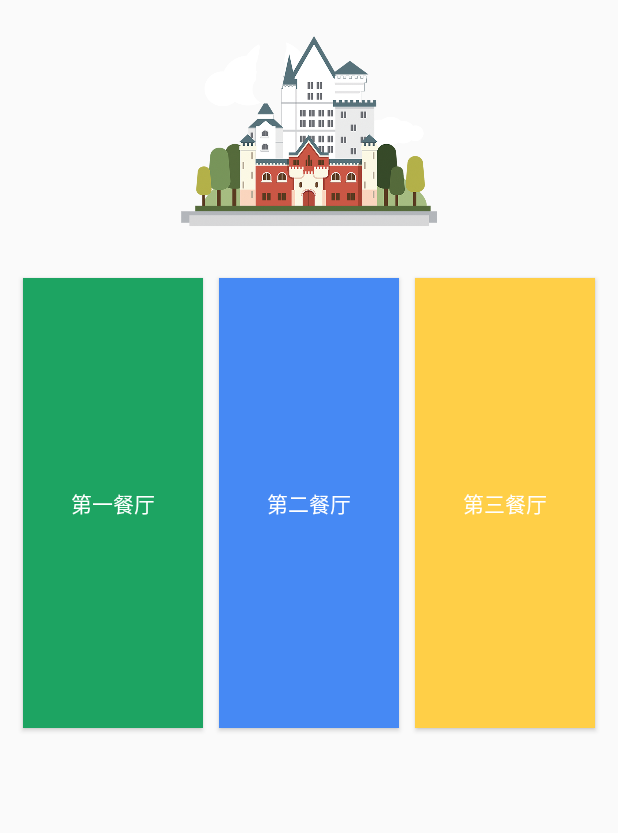
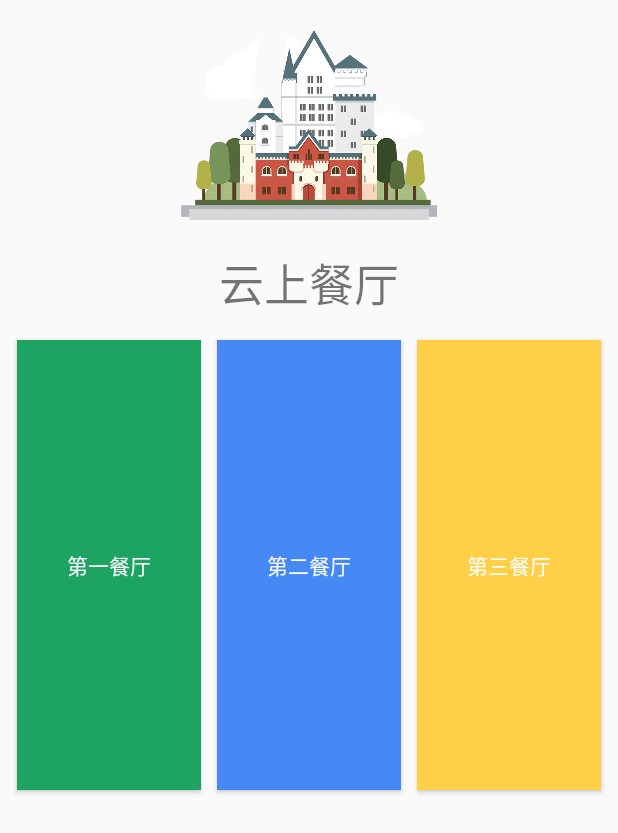
Before and after one commit to luoenen/HUEL-Service, an Android app: the screen it shows after launch (MainActivity), on a phone screen of 412 x 824 dp. Shown: the top 833 px of the screen. Run offline under Robolectric (Android 15) with nearby library versions, the light colour scheme and no system bars; libraries missing offline, so code that uses them is left out: cn.bmob.v3; 3 statements that could not run were skipped.

```diff
--- a/app/src/main/java/com/luosenen/huel_service/MainActivity.java
+++ b/app/src/main/java/com/luosenen/huel_service/MainActivity.java
@@ -1,21 +1,75 @@
 package com.luosenen.huel_service;
 
+import android.Manifest;
 import android.app.Activity;
+import android.content.Intent;
+import android.content.pm.PackageManager;
+import android.content.res.AssetManager;
+import android.graphics.Typeface;
+import android.os.Build;
 import android.os.Bundle;
+import android.support.v4.app.ActivityCompat;
+import android.support.v4.content.ContextCompat;
 import android.view.View;
 import android.widget.Button;
+import android.widget.TextView;
 
 public class MainActivity extends Activity implements View.OnClickListener {
 
+    String[]  permissions = new String[]{
+            Manifest.permission.CAMERA,
+            Manifest.permission.WRITE_EXTERNAL_STORAGE,
+            Manifest.permission.CALL_PHONE,
+            Manifest.permission.READ_EXTERNAL_STORAGE,
+            Manifest.permission.WRITE_EXTERNAL_STORAGE,
+    };
+    private static final int REQUEST_EXTERNAL_STORAGE = 1;
     private Button One,Two,Three;
+    private TextView app;
     @Override
     protected void onCreate( Bundle savedInstanceState) {
         super.onCreate(savedInstanceState);
         setContentView(R.layout.activity_main);
+        One = findViewById(R.id.One);
+        Two = findViewById(R.id.Two);
+        app = findViewById(R.id.appName);
+        AssetManager assets = getAssets();
+        Typeface fromAsset = Typeface.createFromAsset(assets, "font/font.ttf");
+        app.setTypeface(fromAsset);
+        Three = findViewById(R.id.Three);
+        One.setOnClickListener(this);
+        Two.setOnClickListener(this);
+        Three.setOnClickListener(this);
+        requestPower();
+    }
+
+    public void requestPower() {
+        if (Build.VERSION.SDK_INT >= Build.VERSION_CODES.M) {
+            if (ContextCompat.checkSelfPermission(this, Manifest.permission.READ_EXTERNAL_STORAGE) != PackageManager.PERMISSION_GRANTED) {
+                ActivityCompat.requestPermissions(this,
+                        permissions,
+                        1);
+            }
+        }
     }
 
     @Override
     public void onClick(View v) {
 
+        switch (v.getId()){
+            case R.id.One:
+
+                startActivity(new Intent(getApplicationContext(),OneActivity.class));
+                overridePendingTransition(R.anim.anim_in,R.anim.anim_out);
+                break;
+            case R.id.Two:
+                startActivity(new Intent(getApplicationContext(),TwoActivity.class));
+                overridePendingTransition(R.anim.anim_in,R.anim.anim_out);
+                break;
+            case R.id.Three:
+                startActivity(new Intent(getApplicationContext(),ThreeActivity.class));
+                overridePendingTransition(R.anim.anim_in,R.anim.anim_out);
+                break;
+        }
     }
 }
--- a/app/src/main/java/com/luosenen/huel_service/WelcomeActivity.java
+++ b/app/src/main/java/com/luosenen/huel_service/WelcomeActivity.java
@@ -31,6 +31,7 @@ public class WelcomeActivity extends AppCompatActivity {
             @Override
             public void run() {
                 startActivity(new Intent(getApplicationContext(),MainActivity.class));
+                overridePendingTransition(R.anim.anim_in,R.anim.anim_out);
                 finish();
             }
         },time);
--- a/app/src/main/res/layout/activity_main.xml
+++ b/app/src/main/res/layout/activity_main.xml
@@ -2,8 +2,9 @@
 <RelativeLayout
     xmlns:android="http://schemas.android.com/apk/res/android"
     android:layout_width="match_parent"
-    android:layout_margin="10dp"
+    android:layout_margin="6dp"
     android:layout_height="match_parent">
+
 
     <ImageView
         android:id="@+id/Img"
@@ -12,9 +13,18 @@
         android:layout_width="180dp"
         android:layout_height="160dp" />
 
+    <TextView
+        android:text="@string/app_name"
+        android:layout_below="@id/Img"
+        android:id="@+id/appName"
+        android:textSize="30sp"
+        android:layout_centerHorizontal="true"
+        android:layout_width="wrap_content"
+        android:layout_height="wrap_content" />
+
     <LinearLayout
         android:layout_marginTop="10dp"
-        android:layout_below="@id/Img"
+        android:layout_below="@id/appName"
         android:layout_width="match_parent"
         android:layout_height="match_parent">
 
--- a/app/src/main/res/values/strings.xml
+++ b/app/src/main/res/values/strings.xml
@@ -1,3 +1,3 @@
 <resources>
-    <string name="app_name">云上店家</string>
+    <string name="app_name">云上餐厅</string>
 </resources>
```
Also changed, not shown: app/src/main/AndroidManifest.xml (+11 -0 lines), 1 other file.
